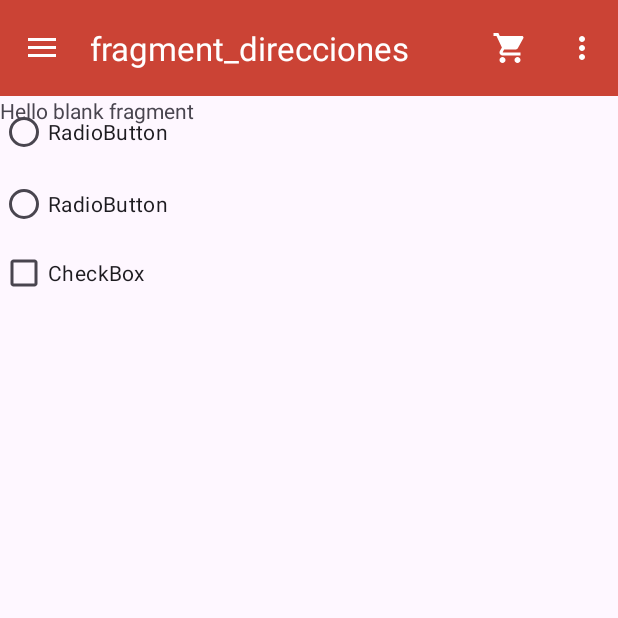
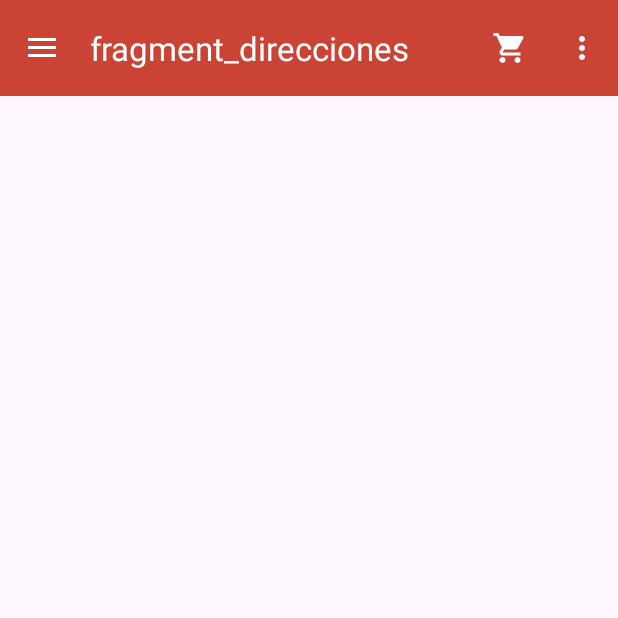
Before and after one commit to Mol211/Deliver_Rice_Client, an Android app: the CategoryActivity screen opened directly, with no data from a screen before it, in the side drawer, after a tap on "Mis Direcciones", on a phone screen of 412 x 824 dp, the top half of it. Run offline under Robolectric (Android 15) with nearby library versions, the phone set to English and light mode, and no system bars; our stand-ins replace Dagger/Hilt's generated code, navigation-ui; 8 statements that could not run were skipped.

Commit message:
fragment_detallePedido fixed

```diff
--- a/app/src/main/res/layout/fragment_direcciones.xml
+++ b/app/src/main/res/layout/fragment_direcciones.xml
@@ -5,33 +5,4 @@
     android:layout_height="match_parent"
     tools:context=".ui.fragment.DireccionesFragment">
 
-    <!-- TODO: Update blank fragment layout -->
-    <TextView
-        android:layout_width="match_parent"
-        android:layout_height="match_parent"
-        android:text="@string/hello_blank_fragment" />
-
-    <CheckBox
-        android:id="@+id/checkBox"
-        android:layout_width="349dp"
-        android:layout_height="236dp"
-        android:text="CheckBox" />
-
-    <RadioGroup
-        android:layout_width="wrap_content"
-        android:layout_height="wrap_content" >
-
-        <RadioButton
-            android:id="@+id/radioButton"
-            android:layout_width="match_parent"
-            android:layout_height="wrap_content"
-            android:text="RadioButton" />
-
-        <RadioButton
-            android:id="@+id/radioButton2"
-            android:layout_width="match_parent"
-            android:layout_height="wrap_content"
-            android:text="RadioButton" />
-    </RadioGroup>
-
 </FrameLayout>
```
Also changed, not shown: app/src/main/res/layout/fragment_detalle_pedido.xml (+16 -7 lines).
